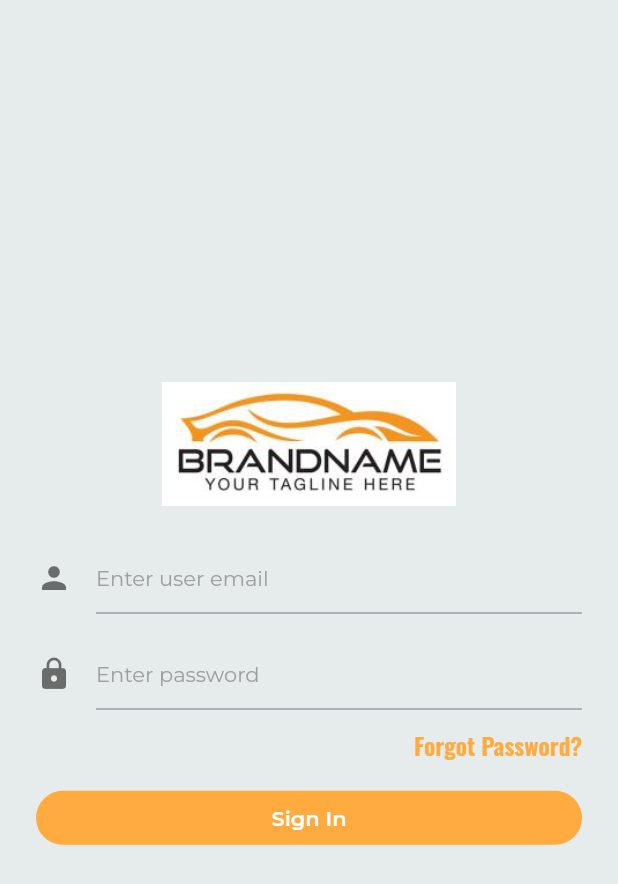
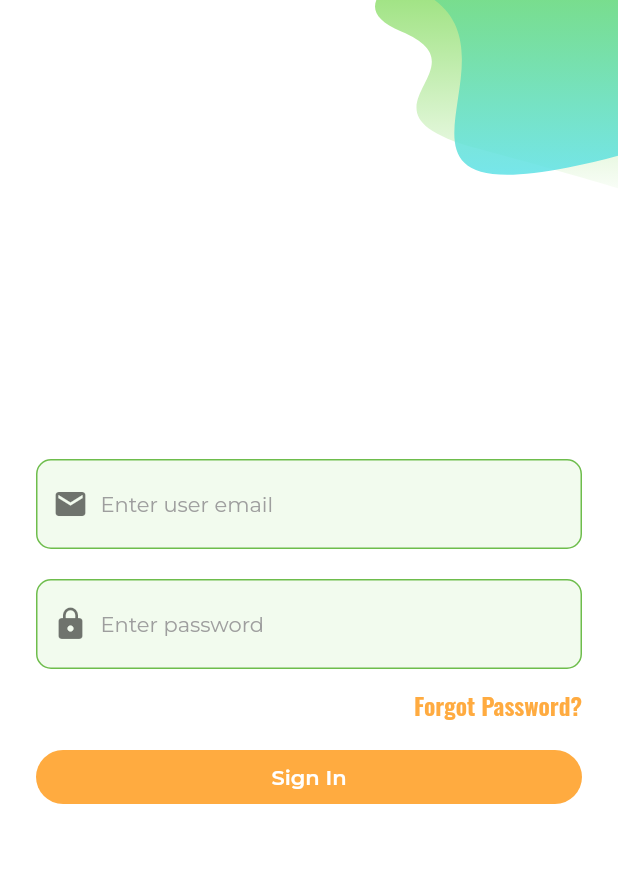
Before and after one commit to vinhtran313/MentalCare, a Flutter app: the screen it shows after launch, on a phone screen of 412 x 824 dp. Shown: the top 884 px of the screen. Run offline on Flutter 3.47's test engine with Material 2 defaults, Android fonts, the phone set to English and light mode, and no system bars; our stand-ins replace another_flushbar, dio, flutter_mobx, flutter_svg, get_it, google_fonts and 4 more; missing offline and left inert: material_dialog, xxtea; generated files the repository leaves out were written again.

Commit message:
add source login screen

```diff
--- a/lib/constants/app_theme.dart
+++ b/lib/constants/app_theme.dart
@@ -60,11 +60,11 @@ class AppThemeData {
   }
 
   static const ColorScheme lightColorScheme = ColorScheme(
-    primary: Color(0xFFd21e1d),
-    primaryContainer: Color(0xFF9e1718),
+    primary: Color(0xFF6EBD4C),
+    primaryContainer: Color.fromRGBO(126, 217, 87, 0.1),
     secondary: Color(0xFFEFF3F3),
     secondaryContainer: Color(0xFFFAFBFB),
-    background: Color(0xFFE6EBEB),
+    background: Color(0xFFFFFFFF),
     surface: Color(0xFFFAFBFB),
     onBackground: Colors.white,
     error: _lightFillColor,
--- a/lib/main.dart
+++ b/lib/main.dart
@@ -10,6 +10,10 @@ Future<void> main() async {
   WidgetsFlutterBinding.ensureInitialized();
   await setPreferredOrientations();
   await setupLocator();
+  SystemChrome.setSystemUIOverlayStyle(SystemUiOverlayStyle(
+    statusBarColor: Colors.transparent, //or set color with: Color(0xFF0000FF)
+    statusBarIconBrightness: Brightness.dark,
+  ));
   return runZonedGuarded(() async {
     runApp(MyApp());
   }, (error, stack) {
--- a/lib/ui/login/login.dart
+++ b/lib/ui/login/login.dart
@@ -11,10 +11,12 @@ import 'package:boilerplate/widgets/empty_app_bar_widget.dart';
 import 'package:boilerplate/widgets/progress_indicator_widget.dart';
 import 'package:boilerplate/widgets/rounded_button_widget.dart';
 import 'package:boilerplate/widgets/textfield_widget.dart';
+import 'package:boilerplate/widgets/custom_textfield_widget.dart';
 import 'package:flutter/material.dart';
 import 'package:flutter_mobx/flutter_mobx.dart';
 import 'package:provider/provider.dart';
 import 'package:shared_preferences/shared_preferences.dart';
+import 'package:flutter_svg/flutter_svg.dart';
 
 class LoginScreen extends StatefulWidget {
   @override
@@ -50,7 +52,7 @@ class _LoginScreenState extends State<LoginScreen> {
   @override
   Widget build(BuildContext context) {
     return Scaffold(
-      primary: true,
+      primary: false,
       appBar: EmptyAppBar(),
       body: _buildBody(),
     );
@@ -61,6 +63,13 @@ class _LoginScreenState extends State<LoginScreen> {
     return Material(
       child: Stack(
         children: <Widget>[
+          Align(
+            alignment: Alignment.topRight,
+            child: SvgPicture.asset(
+              'assets/images/img_decor.svg',
+              fit: BoxFit.fill,
+            ),
+          ),
           MediaQuery.of(context).orientation == Orientation.landscape
               ? Row(
                   children: <Widget>[
@@ -113,7 +122,6 @@ class _LoginScreenState extends State<LoginScreen> {
           crossAxisAlignment: CrossAxisAlignment.stretch,
           mainAxisAlignment: MainAxisAlignment.center,
           children: <Widget>[
-            AppIconWidget(image: 'assets/icons/ic_appicon.png'),
             SizedBox(height: 24.0),
             _buildUserIdField(),
             _buildPasswordField(),
@@ -128,10 +136,10 @@ class _LoginScreenState extends State<LoginScreen> {
   Widget _buildUserIdField() {
     return Observer(
       builder: (context) {
-        return TextFieldWidget(
+        return CustomTextFieldWidget(
           hint: AppLocalizations.of(context).translate('login_et_user_email'),
           inputType: TextInputType.emailAddress,
-          icon: Icons.person,
+          icon: Icons.mail,
           iconColor: _themeStore.darkMode ? Colors.white70 : Colors.black54,
           textController: _userEmailController,
           inputAction: TextInputAction.next,
@@ -143,6 +151,8 @@ class _LoginScreenState extends State<LoginScreen> {
             FocusScope.of(context).requestFocus(_passwordFocusNode);
           },
           errorText: _store.formErrorStore.userEmail,
+          padding: EdgeInsets.only(left: 10, bottom: 5, right: 10, top: 5),
+          margin: EdgeInsets.only(left: 0, bottom: 20, right: 0, top: 0),
         );
       },
     );
@@ -151,11 +161,11 @@ class _LoginScreenState extends State<LoginScreen> {
   Widget _buildPasswordField() {
     return Observer(
       builder: (context) {
-        return TextFieldWidget(
+        return CustomTextFieldWidget(
           hint:
               AppLocalizations.of(context).translate('login_et_user_password'),
           isObscure: true,
-          padding: EdgeInsets.only(top: 16.0),
+          padding: EdgeInsets.only(left: 10, bottom: 5, right: 10, top: 5),
           icon: Icons.lock,
           iconColor: _themeStore.darkMode ? Colors.white70 : Colors.black54,
           textController: _passwordController,
--- /dev/null
+++ b/lib/widgets/custom_textfield_widget.dart
@@ -0,0 +1,88 @@
+import 'package:flutter/material.dart';
+
+class CustomTextFieldWidget extends StatelessWidget {
+  final IconData icon;
+  final String? hint;
+  final String? label;
+  final String? errorText;
+  final bool isObscure;
+  final bool isIcon;
+  final TextInputType? inputType;
+  final TextEditingController textController;
+  final EdgeInsets padding;
+  final EdgeInsets margin;
+  final Color hintColor;
+  final Color iconColor;
+  final FocusNode? focusNode;
+  final ValueChanged? onFieldSubmitted;
+  final ValueChanged? onChanged;
+  final bool autoFocus;
+  final TextInputAction? inputAction;
+
+  @override
+  Widget build(BuildContext context) {
+    List<Widget> listChildWidget = [
+      Container(
+        child: Expanded(
+            child: TextFormField(
+                controller: textController,
+                focusNode: focusNode,
+                onFieldSubmitted: onFieldSubmitted,
+                onChanged: onChanged,
+                autofocus: autoFocus,
+                textInputAction: inputAction,
+                obscureText: this.isObscure,
+                maxLength: 25,
+                keyboardType: this.inputType,
+                style: Theme.of(context).textTheme.bodyText1,
+                decoration: InputDecoration(
+                  hintText: this.hint,
+                  hintStyle: Theme.of(context)
+                      .textTheme
+                      .bodyText1!
+                      .copyWith(color: hintColor),
+                  errorText: errorText,
+                  border: InputBorder.none,
+                  counterText: '',
+                  // icon: this.isIcon ? Icon(this.icon, color: iconColor) : null),
+                ))),
+      )
+    ];
+    if (this.isIcon) {
+      listChildWidget.insert(0, SizedBox(width: 8));
+      listChildWidget.insert(0, Icon(this.icon, color: iconColor));
+    }
+    return Container(
+      decoration: BoxDecoration(
+          color: Theme.of(context).colorScheme.primaryContainer,
+          border: Border.all(color: Theme.of(context).colorScheme.primary),
+          borderRadius: BorderRadius.circular(10)),
+      margin: this.margin,
+      child: Padding(
+        padding: padding,
+        child: Row(children: listChildWidget),
+      ),
+    );
+  }
+
+  const CustomTextFieldWidget({
+    Key? key,
+    required this.icon,
+    required this.errorText,
+    required this.textController,
+    this.inputType,
+    this.hint,
+    this.isObscure = false,
+    this.isIcon = true,
+    this.padding = const EdgeInsets.all(0),
+    this.hintColor = Colors.grey,
+    this.iconColor = Colors.grey,
+    this.focusNode,
+    this.onFieldSubmitted,
+    this.onChanged,
+    this.autoFocus = false,
+    this.inputAction,
+    this.label,
+    this.margin = const EdgeInsets.all(0),
+  }) : super(key: key);
+}
--- a/pubspec.yaml
+++ b/pubspec.yaml
@@ -69,6 +69,7 @@ dependencies:
   get_it: ^7.1.3
 
   google_fonts: ^2.3.2
+  flutter_svg: ^1.1.2
 
 dev_dependencies:
   flutter_test:
```
Also changed, not shown: assets/images/img_decor.svg (added).
